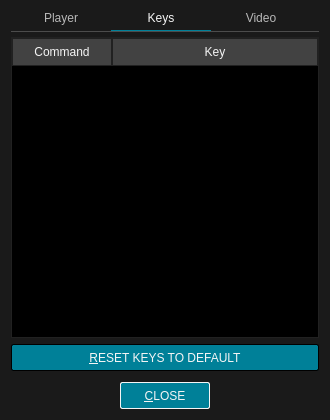
Above: src/ui/preferencesdialog.ui from u8sand/Baka-MPlayer before the change. Below: the same form after it.
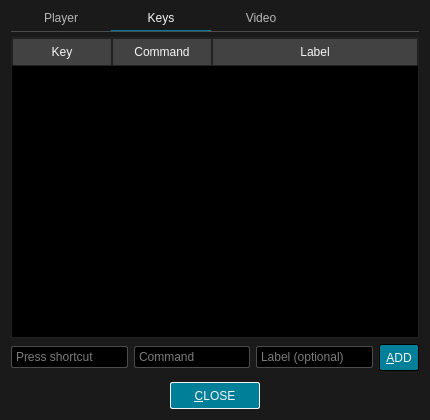
That is the form after the change. The open tabs and pages were chosen to show the change. Icons and pictures are not drawn.

Commit message: preferencesdialog.ui: allow adding custom keys

Patch:
```diff
--- a/src/ui/preferencesdialog.ui
+++ b/src/ui/preferencesdialog.ui
@@ -6,7 +6,7 @@
    <rect>
     <x>0</x>
     <y>0</y>
-    <width>330</width>
+    <width>430</width>
     <height>420</height>
    </rect>
   </property>
@@ -169,7 +169,7 @@
 	background: transparent;
 }</string>
   </property>
-  <layout class="QVBoxLayout" name="verticalLayout_7">
+  <layout class="QVBoxLayout" name="verticalLayout_6">
    <item>
     <widget class="QTabWidget" name="tabWidget">
      <property name="styleSheet">
@@ -266,11 +266,18 @@
         </widget>
        </item>
        <item>
-        <layout class="QVBoxLayout" name="verticalLayout_6">
+        <widget class="QGroupBox" name="groupBox_4">
+         <property name="title">
+          <string>Mouse Gesture</string>
+         </property>
+         <layout class="QVBoxLayout" name="verticalLayout_7">
+          <property name="spacing">
+           <number>4</number>
+          </property>
          <item>
           <widget class="QCheckBox" name="gestureCheckBox">
            <property name="text">
-            <string>Mouse &amp;Gesture Support</string>
+             <string>&amp;Enable</string>
            </property>
            <property name="checked">
             <bool>true</bool>
@@ -293,6 +300,7 @@
           </widget>
          </item>
         </layout>
+        </widget>
        </item>
        <item>
         <layout class="QHBoxLayout" name="horizontalLayout_3">
@@ -383,24 +391,57 @@
          <attribute name="verticalHeaderHighlightSections">
           <bool>false</bool>
          </attribute>
-         <column>
-          <property name="text">
-           <string>Command</string>
-          </property>
-         </column>
          <column>
           <property name="text">
            <string>Key</string>
           </property>
          </column>
+         <column>
+          <property name="text">
+           <string>Command</string>
+          </property>
+         </column>
+         <column>
+          <property name="text">
+           <string>Label</string>
+          </property>
+         </column>
         </widget>
        </item>
        <item>
-        <widget class="QPushButton" name="resetKeysButton">
+        <layout class="QHBoxLayout" name="horizontalLayout_4">
+         <item>
+          <widget class="QKeySequenceEdit" name="keySequenceEdit"/>
+         </item>
+         <item>
+          <widget class="QLineEdit" name="lineEdit">
+           <property name="placeholderText">
+            <string>Command</string>
+           </property>
+          </widget>
+         </item>
+         <item>
+          <widget class="QLineEdit" name="lineEdit_2">
+           <property name="placeholderText">
+            <string>Label (optional)</string>
+           </property>
+          </widget>
+         </item>
+         <item>
+          <widget class="QPushButton" name="addKeyButton">
+           <property name="styleSheet">
+            <string notr="true">/* addKeyButton */
+
+QPushButton {
+    min-width: 0px;
+}</string>
+           </property>
          <property name="text">
-          <string>&amp;RESET KEYS TO DEFAULT</string>
-         </property>
-        </widget>
+            <string>&amp;ADD</string>
+           </property>
+          </widget>
+         </item>
+        </layout>
        </item>
       </layout>
      </widget>
```
Left out of the diff: 21 changed lines with no effect on the pictures. Lines whose indentation alone changed are shown as unchanged.
